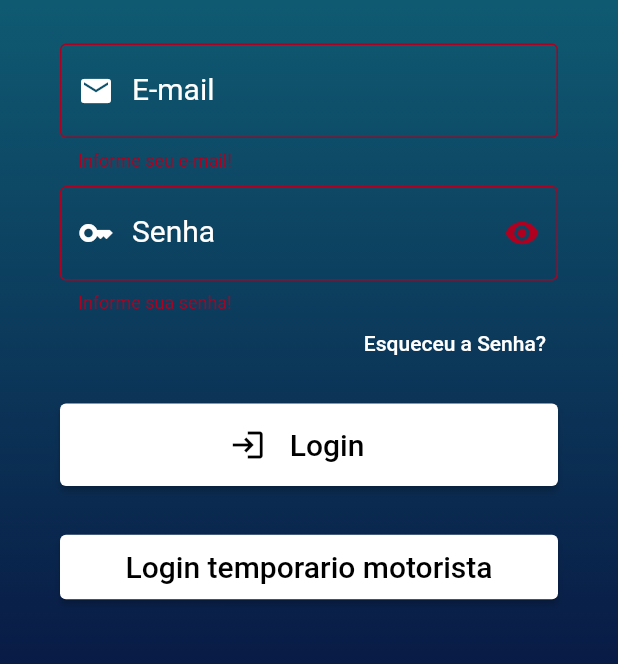
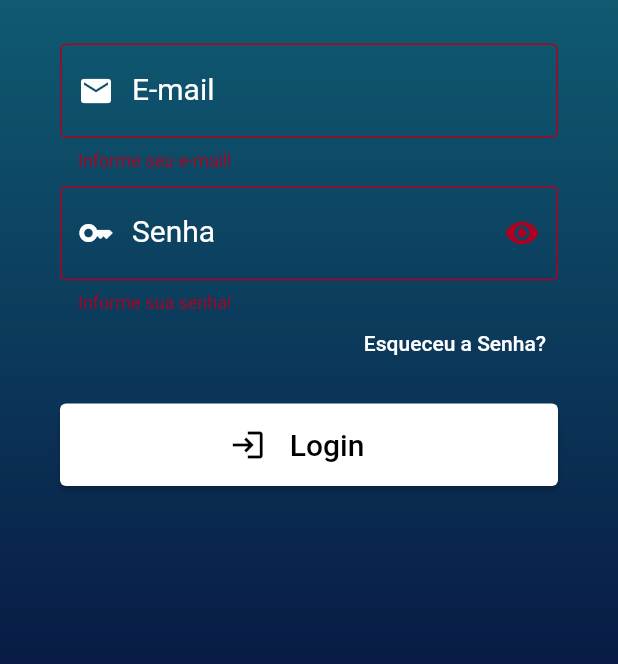
Before and after one commit to Crymison/BusCode, a Flutter app: the screen it shows after launch, after a tap on "Login", on a phone screen of 412 x 824 dp, the part 414-1078 px from its top. Run offline on Flutter 3.47's test engine with Material 2 defaults, Android fonts, the phone set to English and light mode, and no system bars; our stand-ins replace firebase_auth, firebase_core; accounts and stored records are empty.

Commit message:
Implementação Login

```diff
--- /dev/null
+++ b/lib/Meu_aplicativo.dart
@@ -0,0 +1,23 @@
+import 'package:flutter/material.dart';
+import 'package:flutter_application_1/servicos/auth_check.dart';
+import 'package:flutter_application_1/telas/login_page.dart';
+
+
+class MeuAplicativo extends StatelessWidget {
+  const MeuAplicativo({ Key? key }) : super(key: key);
+
+  @override
+  Widget build(BuildContext context) {
+    return MaterialApp(
+      debugShowCheckedModeBanner: false,
+      title: 'BusCode',
+      theme: ThemeData.dark().copyWith(
+        appBarTheme: AppBarTheme(color: const Color(0xFF13818D)),
+        colorScheme: ColorScheme.light().copyWith(
+        primary: Colors.white,
+        ),
+      ),
+      home: AutchCheck(),
+    );
+  }
+}
--- a/lib/main.dart
+++ b/lib/main.dart
@@ -1,81 +1,23 @@
 import 'package:flutter/material.dart';
 import 'package:firebase_core/firebase_core.dart';
+import 'package:flutter_application_1/Meu_aplicativo.dart';
+import 'package:flutter_application_1/servicos/auth_servicos.dart';
 import 'firebase_options.dart';
-import 'package:flutter_application_1/telas/login_page.dart';
+import 'package:provider/provider.dart';
 
 void main() async{
   WidgetsFlutterBinding.ensureInitialized();
 
   await Firebase.initializeApp(
-    options: DefaultFirebaseOptions.currentPlatform,
+    //options: DefaultFirebaseOptions.currentPlatform,
   );
 
-  runApp(const MyApp());
+  runApp(
+    MultiProvider(
+      providers: [
+        ChangeNotifierProvider(create: (context) => AuthService()),
+      ],
+      child: MeuAplicativo()
+    ),
+  );
 }
-
-class MyApp extends StatelessWidget {
-  const MyApp({Key? key}) : super(key: key);
-
-  // This widget is the root of your application.
-  @override
-  Widget build(BuildContext context) {
-    return MaterialApp(
-      debugShowCheckedModeBanner: false,
-      title: 'BusCode',
-      theme: ThemeData.dark().copyWith(
-        appBarTheme: AppBarTheme(color: const Color(0xFF13818D)),
-        colorScheme: ColorScheme.light().copyWith(
-        primary: Colors.white,
-        ),
-      ),
-      home: LoginPage(),
-    );
-  }
-
-}
-
-class MyHomePage extends StatefulWidget {
-  const MyHomePage({Key? key, required this.title}) : super(key: key);
-  final String title;
-
-  @override
-  State<MyHomePage> createState() => _MyHomePageState();
-}
-
-class _MyHomePageState extends State<MyHomePage> {
-  int _counter = 0;
-
-  void _incrementCounter() {
-    setState(() {
-      _counter++;
-    });
-  }
-
-  @override
-  Widget build(BuildContext context) {
-    return Scaffold(
-      appBar: AppBar(
-        title: Text(widget.title),
-      ),
-      body: Center(
-        child: Column(
-          mainAxisAlignment: MainAxisAlignment.center,
-          children: <Widget>[
-            const Text(
-              'You have pushed the button this many times:',
-            ),
-            Text(
-              '$_counter',
-              style: Theme.of(context).textTheme.headline4,
-            ),
-          ],
-        ),
-      ),
-      floatingActionButton: FloatingActionButton(
-        onPressed: _incrementCounter,
-        tooltip: 'Increment',
-        child: const Icon(Icons.add),
-      ), // This trailing comma makes auto-formatting nicer for build methods.
-    );
-  }
-}
--- /dev/null
+++ b/lib/servicos/auth_check.dart
@@ -0,0 +1,35 @@
+import 'package:flutter/material.dart';
+import 'package:flutter_application_1/servicos/auth_servicos.dart';
+import 'package:flutter_application_1/telas/login_page.dart';
+import 'package:flutter_application_1/telas/usuario_principal_page.dart';
+import 'package:provider/provider.dart';
+
+class AutchCheck extends StatefulWidget {
+  const AutchCheck({ Key? key }) : super(key: key);
+
+  @override
+  State<AutchCheck> createState() => _AutchCheckState();
+}
+
+class _AutchCheckState extends State<AutchCheck> {
+  @override
+  Widget build(BuildContext context) {
+    AuthService auth = Provider.of<AuthService>(context);
+
+
+    if (auth.isLoading)
+      return loading();
+    else if (auth.usuario == null)
+      return LoginPage();
+    else
+      return UsuarioMainPage();
+  }
+
+  loading(){
+    return Scaffold(
+      body: Center(
+        child: CircularProgressIndicator()
+      ),
+    );
+  }
+}
--- /dev/null
+++ b/lib/servicos/auth_servicos.dart
@@ -0,0 +1,49 @@
+import 'package:firebase_auth/firebase_auth.dart';
+import 'package:flutter/cupertino.dart';
+
+class AuthException implements Exception{
+  String message;
+  AuthException(this.message);
+}
+
+class AuthService extends ChangeNotifier{
+
+  FirebaseAuth _auth = FirebaseAuth.instance;
+  User? usuario;
+  bool isLoading = true;
+
+  AuthService(){
+    _authCheck();
+  }
+
+  _authCheck(){
+    _auth.authStateChanges().listen((User? user) {
+      usuario = (user == null) ? null : user;
+      isLoading = false;
+      notifyListeners();
+    });
+  }
+
+  _getUser(){
+    usuario = _auth.currentUser;
+    notifyListeners();
+  }
+
+  login(String email, String senha) async {
+    try{
+      await _auth.signInWithEmailAndPassword(email: email, password: senha);
+      _getUser();
+    } on FirebaseAuthException catch (e) {
+      if (e.code == 'user-not-found'){
+        throw AuthException('Email não encontrado!');
+      }else if(e.code == 'wrong-passowrd'){
+        throw AuthException('Senha incorreta. Tente novamente');
+      }
+    }
+  }
+
+  logout() async{
+    await _auth.signOut();
+    _getUser();
+  }
+}
--- a/lib/telas/login_page.dart
+++ b/lib/telas/login_page.dart
@@ -1,6 +1,8 @@
 import 'package:flutter/material.dart';
+import 'package:flutter_application_1/servicos/auth_servicos.dart';
 import 'package:flutter_application_1/telas/motorista_principal_page.dart';
 import 'package:flutter_application_1/telas/usuario_principal_page.dart';
+import 'package:provider/provider.dart';
 
   class LoginPage extends StatefulWidget {
   const LoginPage({ Key? key }) : super(key: key);
@@ -11,9 +13,11 @@ import 'package:flutter_application_1/telas/usuario_principal_page.dart';
 class _LoginPageState extends State<LoginPage>{
 
   final _formKey = GlobalKey<FormState>();
-  final _email = TextEditingController();
-  final _senha = TextEditingController();
+  final email = TextEditingController();
+  final senha = TextEditingController();
   bool _isObscure = true;
+
+  @override
 
   @override
   Widget build(BuildContext context) {
@@ -57,7 +61,7 @@ class _LoginPageState extends State<LoginPage>{
                 ),
                 const SizedBox(height: 30),
                 TextFormField(
-                  controller: _email,
+                  controller: email,
                   style: const TextStyle(fontSize: 20, color: Colors.white),
                   keyboardType: TextInputType.emailAddress,
                   decoration: const InputDecoration(
@@ -81,7 +85,7 @@ class _LoginPageState extends State<LoginPage>{
                 const SizedBox(height: 10),
                 TextFormField(
                   obscureText: _isObscure,
-                  controller: _senha,
+                  controller: senha,
                   style: const TextStyle(fontSize: 20, color: Colors.white),
                   decoration: InputDecoration(
                     suffixIcon: IconButton(
@@ -126,15 +130,15 @@ class _LoginPageState extends State<LoginPage>{
                   child: ElevatedButton(
                     onPressed: () {
                       if(_formKey.currentState!.validate()){
-                        //conectar banco com login
-                        _email.clear;
-                        _senha.clear;
-                        Navigator.push(context,
-                          MaterialPageRoute(builder: (context) => const UsuarioMainPage())
-                        );
-                        ScaffoldMessenger.of(context).showSnackBar(
-                          SnackBar(content: Text('Login realizado com sucesso!')),
-                        );
+                        login();
+                        email.clear;
+                        senha.clear;
+                        // Navigator.push(context,
+                        //   MaterialPageRoute(builder: (context) => const UsuarioMainPage())
+                        // );
+                        // ScaffoldMessenger.of(context).showSnackBar(
+                        //   SnackBar(content: Text('Login realizado com sucesso!')),
+                        // );
                       }
                     },
                     child: Row(
@@ -151,28 +155,6 @@ class _LoginPageState extends State<LoginPage>{
                     ),
                   ),
                 ),
-                const SizedBox(height: 30),
-                Container(
-                  alignment: Alignment.bottomCenter,
-                  child: ElevatedButton(
-                    onPressed: () {
-                      Navigator.push(context,
-                        MaterialPageRoute(builder: (context) => const MotoristaMainPage())
-                      );
-                    },
-                    child: Row(
-                      mainAxisAlignment: MainAxisAlignment.center,
-                      children: [
-                        Padding(
-                          padding: const EdgeInsets.all(10),
-                          child: const Text('Login temporario motorista',
-                            style: TextStyle(fontSize: 20, color: Colors.black),
-                          ),
-                        ),
-                      ],
-                    ),
-                  ),
-                ),
               ],
             ),
           ),
@@ -180,4 +162,12 @@ class _LoginPageState extends State<LoginPage>{
       )
     );
   }
+
+  login() async{
+    try{
+      await context.read<AuthService>().login(email.text, senha.text);
+    } on AuthException catch(e){
+      ScaffoldMessenger.of(context).showSnackBar(SnackBar(content: Text(e.message)));
+    }
+  }
 }
--- a/pubspec.yaml
+++ b/pubspec.yaml
@@ -32,6 +32,7 @@ dependencies:
   firebase_core: "^1.13.1"
   firebase_auth: "^3.0.13"
   firebase_database: "^9.0.8"
+  provider: ^6.0.2
 
   # The following adds the Cupertino Icons font to your application.
   # Use with the CupertinoIcons class for iOS style icons.
```
Also changed, not shown: lib/telas/usuario_principal_page.dart (+9 -8 lines), pubspec.lock, 2 other files.
